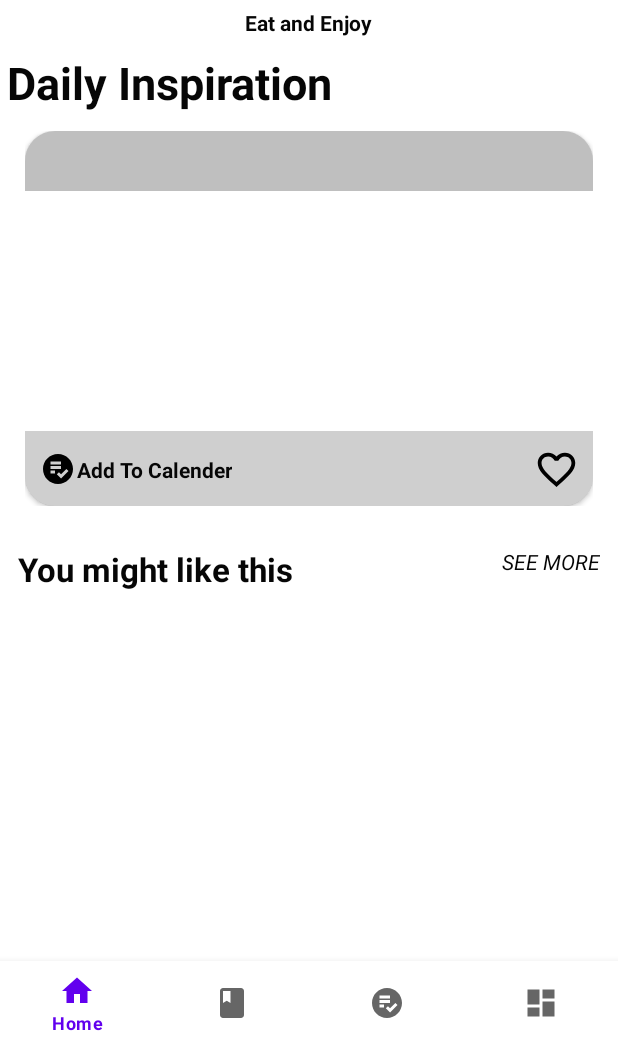
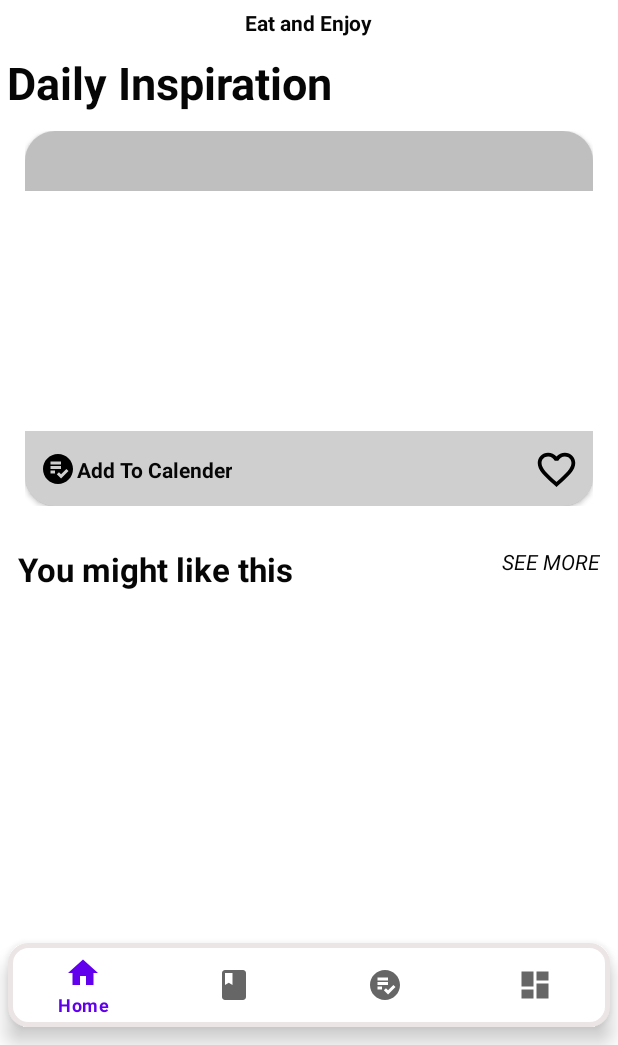
Before and after one commit to m07med176/FoodBlanner, an Android app: the MainActivity screen opened directly, with no data from a screen before it, on a phone screen of 412 x 824 dp, the part 191-1236 px from its top. Run offline under Robolectric (Android 15) with nearby library versions, the phone set to English and light mode, and no system bars; our stand-ins replace Firebase (no records; nobody signed in at launch, a user with empty details on screens opened directly), RxJava, navigation-ui; libraries missing offline, so code that uses them is left out: hu.akarnokd.rxjava3; pictures from the network do not load; 2 statements that could not run were skipped.

Commit message:
Handle Navigation View

```diff
--- a/app/src/main/java/iti/android/foodplanner/MainActivity.java
+++ b/app/src/main/java/iti/android/foodplanner/MainActivity.java
@@ -6,16 +6,9 @@ import android.view.Menu;
 import android.view.MenuItem;
 import android.widget.Toast;
 
-import com.google.android.gms.tasks.OnCanceledListener;
-import com.google.android.gms.tasks.OnCompleteListener;
-import com.google.android.gms.tasks.OnFailureListener;
-import com.google.android.gms.tasks.Task;
 import com.google.android.material.bottomnavigation.BottomNavigationView;
-import com.google.firebase.database.DatabaseReference;
-import com.google.firebase.database.FirebaseDatabase;
 import com.google.firebase.firestore.DocumentSnapshot;
 import com.google.firebase.firestore.EventListener;
-import com.google.firebase.firestore.FirebaseFirestore;
 import com.google.firebase.firestore.FirebaseFirestoreException;
 import com.google.firebase.firestore.QuerySnapshot;
 
@@ -28,19 +21,13 @@ import androidx.navigation.ui.AppBarConfiguration;
 import androidx.navigation.ui.NavigationUI;
 
 import java.util.ArrayList;
-import java.util.HashMap;
 import java.util.List;
-import java.util.Map;
 
-import iti.android.foodplanner.data.TestActivity;
-import iti.android.foodplanner.data.authentication.Authentication;
 import iti.android.foodplanner.data.authentication.AuthenticationFactory;
 import iti.android.foodplanner.data.backup.BackupManager;
-import iti.android.foodplanner.data.models.BackupHolder;
 import iti.android.foodplanner.data.models.meal.MealsItem;
 import iti.android.foodplanner.data.shared.SharedManager;
 import iti.android.foodplanner.databinding.ActivityMainAppBinding;
-import iti.android.foodplanner.ui.features.login.LoginActivity;
 import iti.android.foodplanner.ui.features.sign_in_with_google.SignUpOrLoginActivity;
 
 public class MainActivity extends AppCompatActivity {
@@ -74,8 +61,9 @@ public class MainActivity extends AppCompatActivity {
 
     private void navigationUiSettings() {
         BottomNavigationView navView = findViewById(R.id.nav_view);
-        AppBarConfiguration appBarConfiguration = new AppBarConfiguration.Builder(
-                R.id.navigation_home, R.id.navigation_favorite, R.id.navigation_plan)
+        int[] pages = {R.id.navigation_home,R.id.navigation_favorite,R.id.navigation_category, R.id.navigation_plan,R.id.navigation_details,R.id.navigation_onboarding};
+
+        AppBarConfiguration appBarConfiguration = new AppBarConfiguration.Builder(pages)
                 .build();
         NavController navController = Navigation.findNavController(this, R.id.nav_host_fragment_activity_main_app);
         NavigationUI.setupActionBarWithNavController(this, navController, appBarConfiguration);
--- a/app/src/main/res/layout/activity_main_app.xml
+++ b/app/src/main/res/layout/activity_main_app.xml
@@ -1,34 +1,63 @@
 <?xml version="1.0" encoding="utf-8"?>
 <androidx.constraintlayout.widget.ConstraintLayout xmlns:android="http://schemas.android.com/apk/res/android"
     xmlns:app="http://schemas.android.com/apk/res-auto"
+    xmlns:tools="http://schemas.android.com/tools"
     android:id="@+id/container"
     android:layout_width="match_parent"
     android:layout_height="match_parent"
-    android:background="@color/white"
+    android:background="@color/main_color"
     android:paddingTop="?attr/actionBarSize">
 
     <com.google.android.material.bottomnavigation.BottomNavigationView
         android:id="@+id/nav_view"
         android:layout_width="0dp"
         android:layout_height="wrap_content"
-        android:layout_marginStart="0dp"
-        android:layout_marginEnd="0dp"
-        android:background="?android:attr/windowBackground"
+        android:layout_margin="5dp"
+
+
+        android:background="@drawable/input_style"
         app:layout_constraintBottom_toBottomOf="parent"
+        app:layout_constraintEnd_toEndOf="parent"
         app:layout_constraintLeft_toLeftOf="parent"
         app:layout_constraintRight_toRightOf="parent"
+        app:layout_constraintStart_toStartOf="parent"
+        app:layout_constraintTop_toTopOf="parent"
+        app:layout_constraintVertical_bias="0.990"
         app:menu="@menu/bottom_nav_menu" />
+
+
+
+        <ScrollView
+            android:layout_width="match_parent"
+            android:layout_height="match_parent"
+            android:layout_marginTop="-30dp"
+            android:orientation="vertical"
+            app:layout_constraintBottom_toBottomOf="parent"
+            app:layout_constraintEnd_toEndOf="parent"
+            app:layout_constraintStart_toStartOf="parent"
+            app:layout_constraintTop_toTopOf="parent">
+
+            <LinearLayout
+                android:layout_width="match_parent"
+                android:layout_height="match_parent"
+                android:orientation="vertical">
 
                 <fragment
                     android:id="@+id/nav_host_fragment_activity_main_app"
                     android:name="androidx.navigation.fragment.NavHostFragment"
                     android:layout_width="match_parent"
-        android:layout_height="match_parent"
+                    android:layout_height="wrap_content"
+                    android:layout_weight="1"
                     app:defaultNavHost="true"
-        app:layout_constraintBottom_toTopOf="@id/nav_view"
-        app:layout_constraintLeft_toLeftOf="parent"
-        app:layout_constraintRight_toRightOf="parent"
-        app:layout_constraintTop_toTopOf="parent"
                     app:navGraph="@navigation/mobile_navigation" />
 
+                <LinearLayout
+                    android:layout_width="match_parent"
+                    android:layout_height="70dp"
+                    android:background="?android:attr/windowBackground" />
+            </LinearLayout>
+        </ScrollView>
+
+
+
 </androidx.constraintlayout.widget.ConstraintLayout>
--- a/app/src/main/res/navigation/mobile_navigation.xml
+++ b/app/src/main/res/navigation/mobile_navigation.xml
@@ -26,39 +26,45 @@
     <fragment
         android:id="@+id/navigation_category"
         android:name="iti.android.foodplanner.ui.features.category.CategoryFragment"
-        android:label="fragment_category"
+        android:label="@string/title_category"
         tools:layout="@layout/fragment_category" />
     <activity
         android:id="@+id/splashActivity"
         android:name="iti.android.foodplanner.ui.features.splash.SplashActivity"
         android:label="SplashActivity" />
+
     <activity
         android:id="@+id/loginActivity"
         android:name="iti.android.foodplanner.ui.features.login.LoginActivity"
         android:label="activity_login"
         tools:layout="@layout/activity_login" />
+
     <activity
         android:id="@+id/registerActivity"
         android:name="iti.android.foodplanner.ui.features.register.RegisterActivity"
         android:label="activity_sign_up"
         tools:layout="@layout/activity_sign_up" />
+
     <activity
         android:id="@+id/signUpOrLoginActivity"
         android:name="iti.android.foodplanner.ui.features.sign_in_with_google.SignUpOrLoginActivity"
         android:label="activity_sign_up_or_login"
         tools:layout="@layout/activity_sign_up_or_login" />
+
     <dialog
         android:id="@+id/addToPlaneDialog"
         android:name="iti.android.foodplanner.ui.features.details.AddToPlaneDialog"
         android:label="fragment_add_to_plane_dialog"
         tools:layout="@layout/fragment_add_to_plane_dialog" />
+
     <fragment
         android:id="@+id/navigation_details"
         android:name="iti.android.foodplanner.ui.features.details.DetailsFragment"
         android:label="fragment_details"
         tools:layout="@layout/fragment_details" />
+
     <fragment
-        android:id="@+id/onBoardingFragment"
+        android:id="@+id/navigation_onboarding"
         android:name="iti.android.foodplanner.ui.features.onBoarding.OnBoardingFragment"
         android:label="fragment_on_boarding"
         tools:layout="@layout/fragment_on_boarding" />
```
Lines whose indentation alone changed are shown as unchanged.
